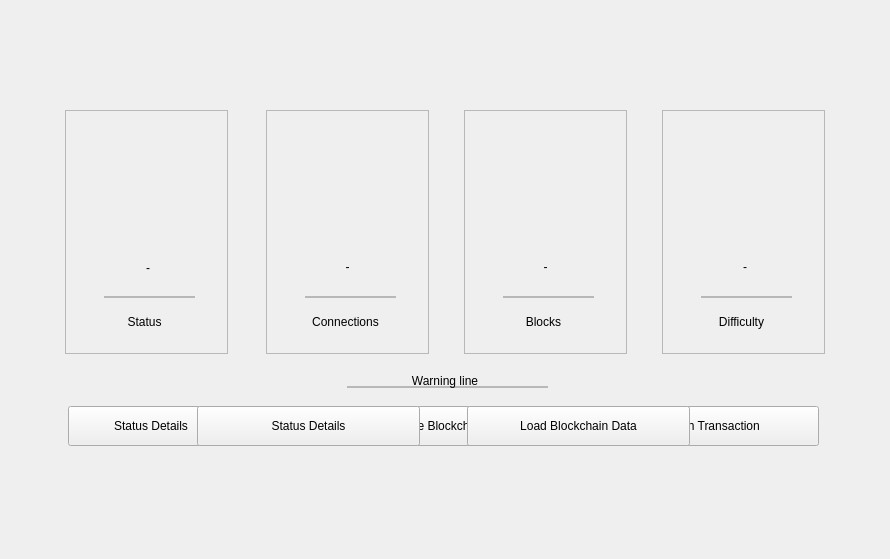
Before: the Qt Designer form windows_desktop/u_nodeinfo_w.ui in 0xkobe/mwc-wallet, drawn with Qt 5.
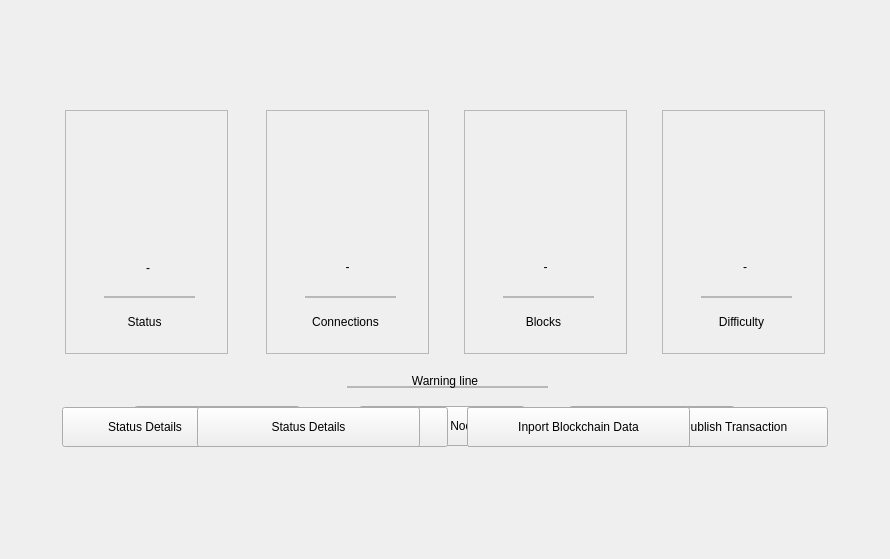
After: the same form once the commit is applied. Icons and pictures are not drawn. Custom widgets are drawn as their Qt base class.

The edit to the form file:
```diff
--- a/windows_desktop/u_nodeinfo_w.ui
+++ b/windows_desktop/u_nodeinfo_w.ui
@@ -559,7 +559,7 @@
         <property name="geometry">
          <rect>
           <x>0</x>
-          <y>294</y>
+          <y>295</y>
           <width>766</width>
           <height>44</height>
          </rect>
@@ -573,7 +573,7 @@
         <widget class="control::MwcPushButtonNormal" name="showLogsButton_5">
          <property name="geometry">
           <rect>
-           <x>6</x>
+           <x>0</x>
            <y>2</y>
            <width>166</width>
            <height>40</height>
@@ -601,9 +601,9 @@
         <widget class="control::MwcPushButtonNormal" name="saveBlockchianData">
          <property name="geometry">
           <rect>
-           <x>282</x>
+           <x>405</x>
            <y>2</y>
-           <width>223</width>
+           <width>166</width>
            <height>40</height>
           </rect>
          </property>
@@ -623,15 +623,15 @@
           <string>Re-sync your wallet with a full node. Please note, resync process will take time.</string>
          </property>
          <property name="text">
-          <string>Save Blockchain Data</string>
+          <string>Export Blockchain</string>
          </property>
         </widget>
         <widget class="control::MwcPushButtonNormal" name="publishTransaction">
          <property name="geometry">
           <rect>
-           <x>534</x>
+           <x>580</x>
            <y>2</y>
-           <width>223</width>
+           <width>186</width>
            <height>40</height>
           </rect>
          </property>
@@ -654,12 +654,40 @@
           <string>Publish Transaction</string>
          </property>
         </widget>
+        <widget class="control::MwcPushButtonNormal" name="resyncNodeData">
+         <property name="geometry">
+          <rect>
+           <x>220</x>
+           <y>2</y>
+           <width>166</width>
+           <height>40</height>
+          </rect>
+         </property>
+         <property name="minimumSize">
+          <size>
+           <width>0</width>
+           <height>40</height>
+          </size>
+         </property>
+         <property name="maximumSize">
+          <size>
+           <width>16777215</width>
+           <height>40</height>
+          </size>
+         </property>
+         <property name="toolTip">
+          <string>Resync Node data from the scratch. </string>
+         </property>
+         <property name="text">
+          <string>Resync Node</string>
+         </property>
+        </widget>
        </widget>
        <widget class="QFrame" name="coldWalletBtns">
         <property name="geometry">
          <rect>
           <x>0</x>
-          <y>294</y>
+          <y>295</y>
           <width>766</width>
           <height>44</height>
          </rect>
@@ -670,7 +698,7 @@
         <property name="frameShadow">
          <enum>QFrame::Raised</enum>
         </property>
-        <widget class="control::MwcPushButtonNormal" name="showLogsButton_8">
+        <widget class="control::MwcPushButtonNormal" name="showLogsButton_9">
          <property name="geometry">
           <rect>
            <x>135</x>
@@ -698,7 +726,7 @@
           <string>Status Details</string>
          </property>
         </widget>
-        <widget class="control::MwcPushButtonNormal" name="loadBlockchainData">
+        <widget class="control::MwcPushButtonNormal" name="loadBlockchainData_2">
          <property name="geometry">
           <rect>
            <x>405</x>
@@ -723,7 +751,7 @@
           <string>Re-sync your wallet with a full node. Please note, resync process will take time.</string>
          </property>
          <property name="text">
-          <string>Load Blockchain Data</string>
+          <string>Inport Blockchain Data</string>
          </property>
         </widget>
        </widget>
```
Left out of the diff: 16 changed lines with no effect on the pictures.
